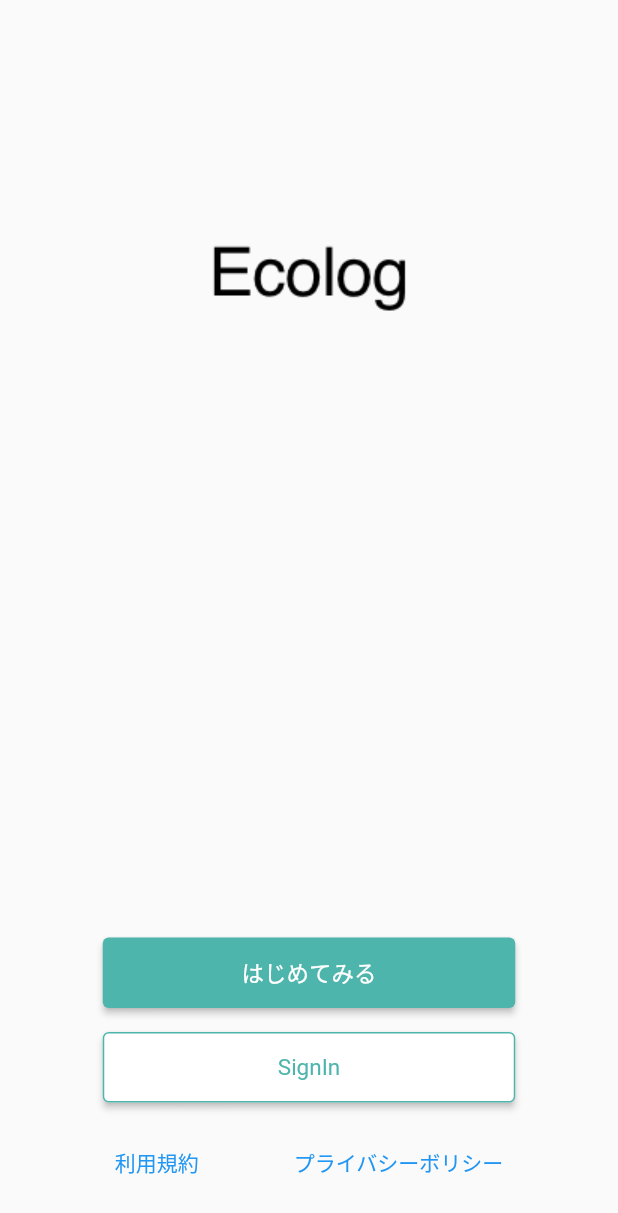
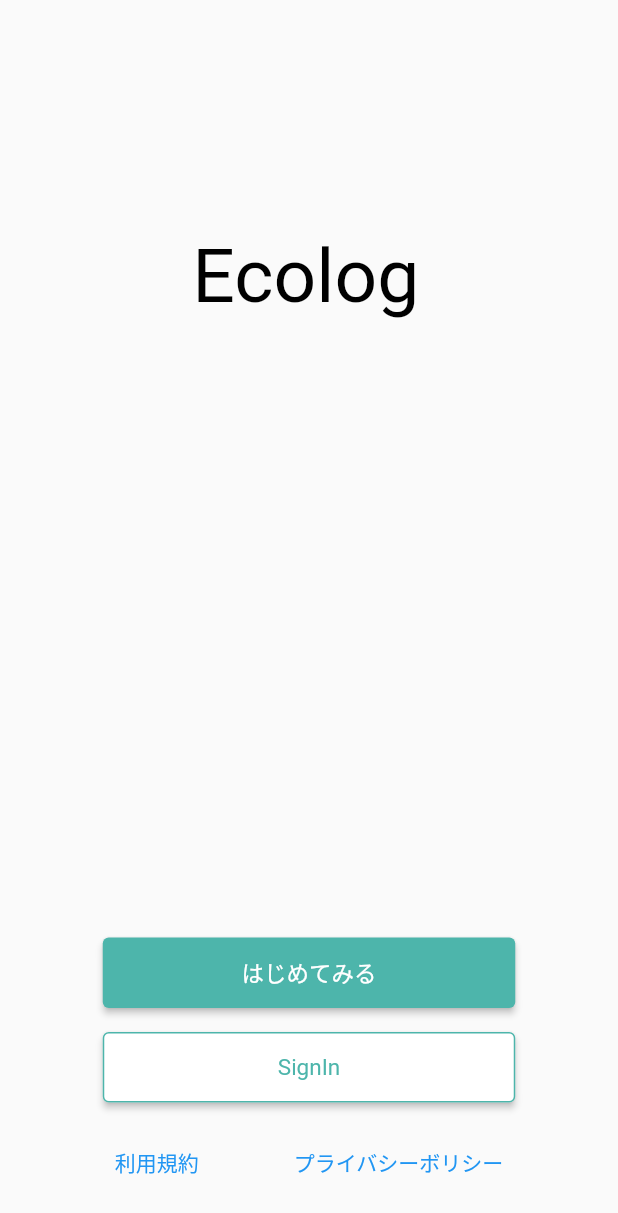
Before and after one commit to dorudorujr/ecolog, a Flutter app: the screen it shows after launch, on a phone screen of 412 x 824 dp. Shown: the top 1213 px of the screen. Run offline on Flutter 3.47's test engine with Material 2 defaults, Android fonts, the phone set to English and light mode, and no system bars; our stand-ins replace cloud_firestore, firebase_core, flutter_hooks, flutter_svg, freezed_annotation, hooks_riverpod and 2 more; missing offline and left inert: version; accounts and stored records are empty.

Commit message:
logo画像をsvg画像に修正

```diff
--- a/lib/pages/start_page.dart
+++ b/lib/pages/start_page.dart
@@ -1,4 +1,5 @@
 import 'package:flutter/material.dart';
+import 'package:flutter_svg/flutter_svg.dart';
 
 import 'package:ecolog/util/const/string/const_string.dart';
 import 'package:ecolog/widgets/widgets.dart';
@@ -13,7 +14,11 @@ class StartPage extends StatelessWidget {
         child: Column(
           children: [
             SizedBox(height: deviceCenterHeight - 250,),
-            Image.asset("images/logo@2x.png"),
+            SvgPicture.asset(
+              'images/logo.svg',
+              width: 180,
+              height: 50,
+            ),
             Spacer(),
             PrimaryButton(
               width: 275,
```
Also changed, not shown: images/logo.svg (added), images/logo@2x.png (deleted).
